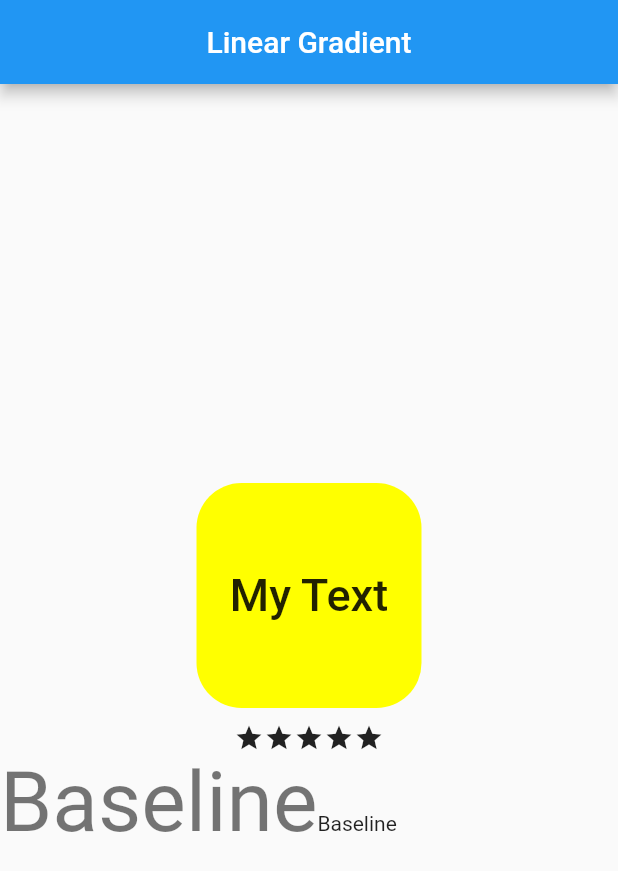
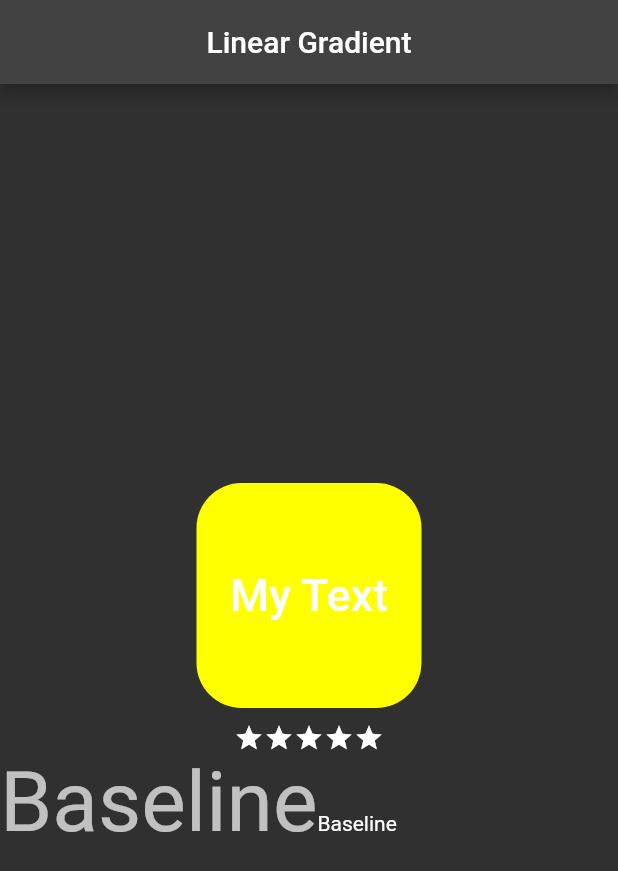
Before and after one commit to Tosin8/random_practice, a Flutter app: the screen it shows after launch, on a phone screen of 412 x 824 dp. Shown: the top 871 px of the screen. Run offline on Flutter 3.47's test engine with Material 2 defaults, Android fonts, the phone set to English and light mode, and no system bars.

Commit message:
Updating main with ThemeData

```diff
--- a/lib/main.dart
+++ b/lib/main.dart
@@ -15,7 +15,10 @@ class MyApp extends StatelessWidget {
       title: 'Daily Practice',
       debugShowCheckedModeBanner: false,
       theme: ThemeData(
-        primarySwatch: Colors.blue,
+        primarySwatch: Colors.green,
+
+        // defining teh default brightness
+        brightness: Brightness.dark,
       ),
       home: const Linear_Gradient(),
     );
```
